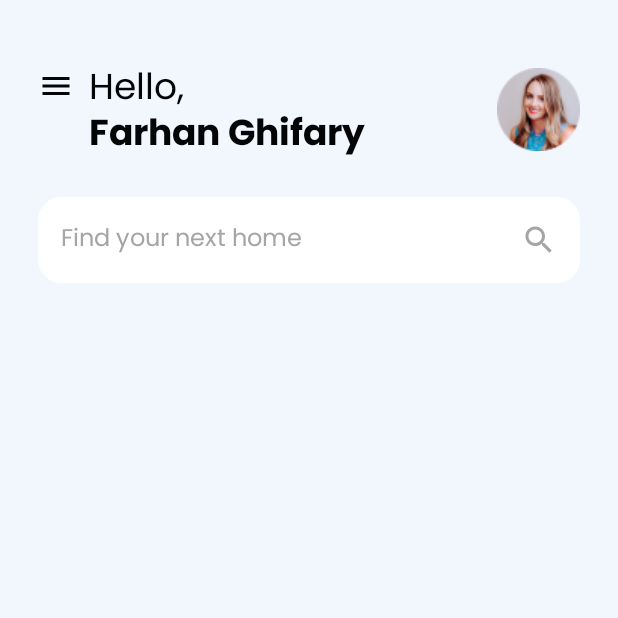
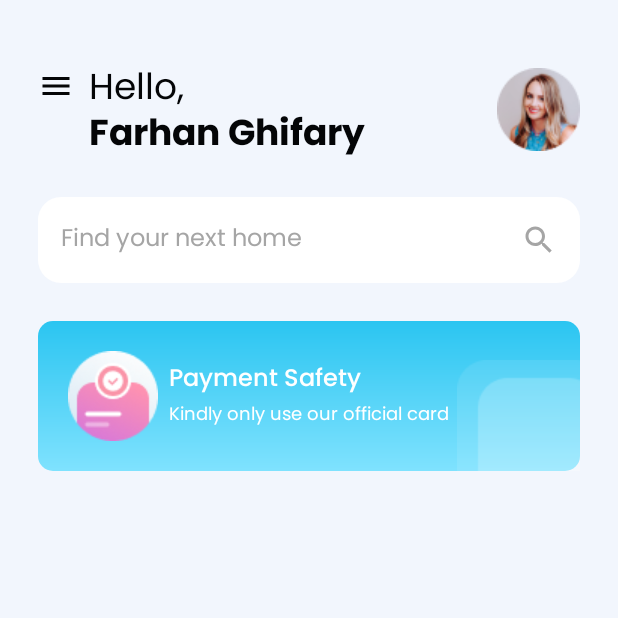
Before and after one commit to gustonecrush/android-golekos-ui-app, an Android app: the screen it shows after launch (MainActivity), on a phone screen of 412 x 824 dp, the top half of it. Run offline under Robolectric (Android 15) with nearby library versions, the phone set to English and light mode, and no system bars.

Commit message:
build banner section successfully

```diff
--- a/app/src/main/res/layout/activity_main.xml
+++ b/app/src/main/res/layout/activity_main.xml
@@ -126,6 +126,67 @@
     <!--  End of Search Bar Section  -->
 
     <!--  Banner Section  -->
+    <RelativeLayout
+        android:id="@+id/banner_section"
+        android:layout_width="match_parent"
+        android:layout_height="100sp"
+        android:background="@drawable/gradient"
+        android:layout_below="@id/search_bar_section"
+        android:layout_marginTop="25sp"
+        android:layout_marginHorizontal="25sp"
+        >
+
+        <!--  Icon  -->
+        <ImageView
+            android:layout_width="wrap_content"
+            android:layout_height="wrap_content"
+            android:src="@drawable/ic_banner"
+            android:layout_alignParentLeft="true"
+            android:layout_centerVertical="true"
+            android:layout_marginLeft="20sp"
+            android:layout_marginRight="20sp"
+            />
+
+        <!--  Text  -->
+        <LinearLayout
+            android:layout_width="wrap_content"
+            android:layout_height="wrap_content"
+            android:orientation="vertical"
+            android:padding="20sp"
+            android:layout_centerHorizontal="true"
+            android:layout_centerVertical="true"
+            >
+
+            <TextView
+                android:layout_width="wrap_content"
+                android:layout_height="wrap_content"
+                android:text="Payment Safety"
+                android:fontFamily="@font/poppinsmedium"
+                android:textSize="16sp"
+                android:textColor="@color/white_color"
+                />
+
+            <TextView
+                android:layout_width="wrap_content"
+                android:layout_height="wrap_content"
+                android:text="Kindly only use our official card"
+                android:fontFamily="@font/poppinsregular"
+                android:textSize="12sp"
+                android:textColor="@color/white_color"
+                />
+
+        </LinearLayout>
+
+        <!--  Decoration  -->
+        <ImageView
+            android:layout_width="wrap_content"
+            android:layout_height="wrap_content"
+            android:src="@drawable/decor"
+            android:layout_alignParentRight="true"
+            android:layout_alignParentBottom="true"
+            />
+
+    </RelativeLayout>
     <!--  End of Banner Section  -->
 
     <!--  Must People Go Section  -->
```
Also changed, not shown: app/src/main/res/drawable-v24/decor.png (added), app/src/main/res/drawable-v24/ic_banner.png (added).
